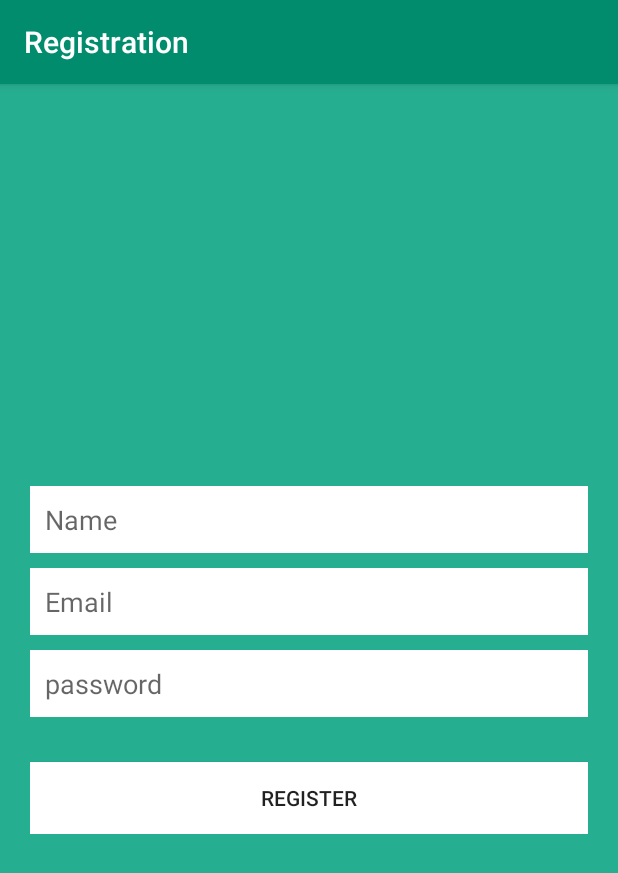
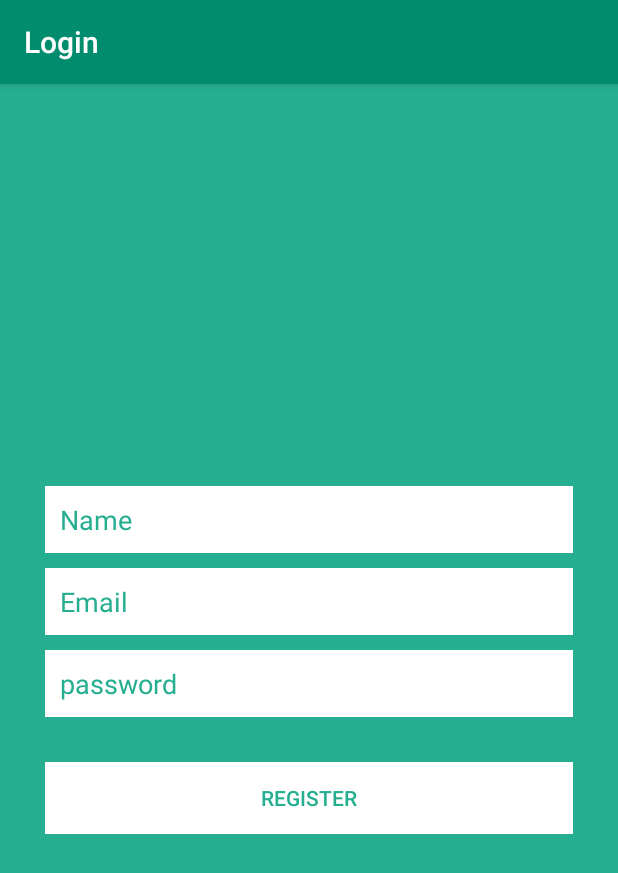
Before and after one commit to yagnik29/Ecommerce, an Android app: the screen it shows after launch (Registration before the commit, Login after it), after a tap on "NEW REGISTER", on a phone screen of 412 x 824 dp. Shown: the top 873 px of the screen. Run offline under Robolectric (Android 15) with nearby library versions, the phone set to English and light mode, and no system bars.

Commit message:
Register_Frag

```diff
--- a/app/build.gradle
+++ b/app/build.gradle
@@ -26,5 +26,6 @@ dependencies {
     })
     compile 'com.android.support:appcompat-v7:25.1.0'
     compile 'com.android.support:design:25.1.0'
+    compile 'com.android.support:support-v4:25.1.0'
     testCompile 'junit:junit:4.12'
 }
--- a/app/src/main/AndroidManifest.xml
+++ b/app/src/main/AndroidManifest.xml
@@ -25,10 +25,6 @@
             android:name=".HomeScreen"
             android:label="@string/title_activity_homescreen"
             android:theme="@style/AppTheme.NoActionBar" />
-        <activity
-            android:name=".Registration"
-            android:label="@string/title_activity_registration"
-            android:theme="@style/AppTheme.NoActionBar" />
     </application>
 
 </manifest>
--- a/app/src/main/java/demo/example/com/ecommerce/Login.java
+++ b/app/src/main/java/demo/example/com/ecommerce/Login.java
@@ -2,6 +2,7 @@ package demo.example.com.ecommerce;
 
 import android.content.Intent;
 import android.os.Bundle;
+import android.support.v4.app.FragmentTransaction;
 import android.support.v7.app.AppCompatActivity;
 import android.view.View;
 import android.widget.Button;
@@ -30,8 +31,13 @@ public class Login extends AppCompatActivity {
         new_register.setOnClickListener(new View.OnClickListener() {
             @Override
             public void onClick(View view) {
-                Intent registerscreen = new Intent(Login.this, Registration.class);
-                startActivity(registerscreen);
+                Register registration_frag = new Register();
+                android.app.FragmentTransaction ft = getFragmentManager().beginTransaction();
+                ft.replace(R.id.content_login,registration_frag);
+                ft.addToBackStack("A");
+                ft.commit();
+
+
             }
         });
 
--- /dev/null
+++ b/app/src/main/java/demo/example/com/ecommerce/Register.java
@@ -0,0 +1,30 @@
+package demo.example.com.ecommerce;
+
+
+import android.os.Bundle;
+import android.support.v4.app.Fragment;
+import android.view.LayoutInflater;
+import android.view.View;
+import android.view.ViewGroup;
+
+
+/**
+ * A simple {@link Fragment} subclass.
+ */
+public class Register extends android.app.Fragment {
+
+
+    public Register() {
+        // Required empty public constructor
+    }
+
+
+    @Override
+    public View onCreateView(LayoutInflater inflater, ViewGroup container,
+                             Bundle savedInstanceState) {
+        // Inflate the layout for this fragment
+        View v= inflater.inflate(R.layout.fragment_register, container, false);
+        return v;
+    }
+
+}
--- a/app/src/main/java/demo/example/com/ecommerce/Registration.java
+++ /dev/null
@@ -1,35 +0,0 @@
-package demo.example.com.ecommerce;
-
-import android.content.Intent;
-import android.os.Bundle;
-import android.support.design.widget.FloatingActionButton;
-import android.support.design.widget.Snackbar;
-import android.support.v7.app.AppCompatActivity;
-import android.support.v7.widget.Toolbar;
-import android.view.View;
-import android.widget.Button;
-import android.widget.Toast;
-
-public class Registration extends AppCompatActivity {
-
-    Button register;
-    @Override
-    protected void onCreate(Bundle savedInstanceState) {
-        super.onCreate(savedInstanceState);
-        setContentView(R.layout.activity_registration);
-        Toolbar toolbar = (Toolbar) findViewById(R.id.toolbar);
-        setSupportActionBar(toolbar);
-
-        register = (Button) findViewById(R.id.register);
-
-        register.setOnClickListener(new View.OnClickListener() {
-            @Override
-            public void onClick(View view) {
-                Intent backtologin = new Intent(Registration.this,Login.class);
-                startActivity(backtologin);
-                Toast.makeText(Registration.this, "Registered Please Login", Toast.LENGTH_SHORT).show();
-            }
-        });
-    }
-
-}
--- a/app/src/main/res/layout/activity_login.xml
+++ b/app/src/main/res/layout/activity_login.xml
@@ -19,7 +19,8 @@
             android:layout_width="match_parent"
             android:layout_height="?attr/actionBarSize"
             android:background="#008c6d"
-            app:popupTheme="@style/AppTheme.PopupOverlay" />
+            app:popupTheme="@style/AppTheme.PopupOverlay"
+            app:title="Login" />
 
     </android.support.design.widget.AppBarLayout>
 
--- a/app/src/main/res/layout/activity_registration.xml
+++ /dev/null
@@ -1,26 +0,0 @@
-<?xml version="1.0" encoding="utf-8"?>
-<android.support.design.widget.CoordinatorLayout xmlns:android="http://schemas.android.com/apk/res/android"
-    xmlns:app="http://schemas.android.com/apk/res-auto"
-    xmlns:tools="http://schemas.android.com/tools"
-    android:layout_width="match_parent"
-    android:layout_height="match_parent"
-    android:fitsSystemWindows="true"
-    tools:context="demo.example.com.ecommerce.Registration">
-
-    <android.support.design.widget.AppBarLayout
-        android:layout_width="match_parent"
-        android:layout_height="wrap_content"
-        android:theme="@style/AppTheme.AppBarOverlay">
-
-        <android.support.v7.widget.Toolbar
-            android:id="@+id/toolbar"
-            android:layout_width="match_parent"
-            android:layout_height="?attr/actionBarSize"
-            android:background="#008c6d"
-            app:popupTheme="@style/AppTheme.PopupOverlay" />
-
-    </android.support.design.widget.AppBarLayout>
-
-    <include layout="@layout/content_registration" />
-
-</android.support.design.widget.CoordinatorLayout>
--- a/app/src/main/res/layout/content_login.xml
+++ b/app/src/main/res/layout/content_login.xml
@@ -1,5 +1,5 @@
 <?xml version="1.0" encoding="utf-8"?>
-<LinearLayout xmlns:android="http://schemas.android.com/apk/res/android"
+<FrameLayout xmlns:android="http://schemas.android.com/apk/res/android"
     xmlns:app="http://schemas.android.com/apk/res-auto"
     xmlns:tools="http://schemas.android.com/tools"
     android:id="@+id/content_login"
@@ -63,4 +63,4 @@
             android:text="New Register"
             android:textColor="@color/bg"/>
     </LinearLayout>
-</LinearLayout>
+</FrameLayout>
--- a/app/src/main/res/layout/content_main.xml
+++ b/app/src/main/res/layout/content_main.xml
@@ -5,6 +5,7 @@
     android:id="@+id/content_main"
     android:layout_width="fill_parent"
     android:layout_height="fill_parent"
+    android:background="@color/white"
     app:layout_behavior="@string/appbar_scrolling_view_behavior"
     tools:context="demo.example.com.ecommerce.MainActivity"
     tools:showIn="@layout/activity_main">
--- a/app/src/main/res/layout/content_registration.xml
+++ b/app/src/main/res/layout/fragment_register.xml
@@ -1,16 +1,16 @@
-<?xml version="1.0" encoding="utf-8"?>
 <LinearLayout xmlns:android="http://schemas.android.com/apk/res/android"
+    xmlns:tools="http://schemas.android.com/tools"
     xmlns:app="http://schemas.android.com/apk/res-auto"
-    xmlns:tools="http://schemas.android.com/tools"
-    android:id="@+id/content_registration"
+    tools:context="demo.example.com.ecommerce.Register"
     android:layout_width="fill_parent"
     android:layout_height="fill_parent"
     android:orientation="vertical"
     android:gravity="center"
     android:background="@color/bg"
+
     app:layout_behavior="@string/appbar_scrolling_view_behavior"
-    tools:context="demo.example.com.ecommerce.Registration"
-    tools:showIn="@layout/activity_registration">
+    tools:showIn="@layout/fragment_register">
+    >
 
     <LinearLayout
         android:layout_width="fill_parent"
@@ -28,7 +28,8 @@
             android:background="@color/white"
             android:hint="Name"
             android:padding="10dp"
-            android:inputType="textPersonName" />
+            android:inputType="textPersonName"
+            android:textColorHint="@color/bg"/>
 
 
         <EditText
@@ -39,7 +40,8 @@
             android:background="@color/white"
             android:hint="Email"
             android:padding="10dp"
-            android:inputType="textPersonName" />
+            android:inputType="textPersonName"
+            android:textColorHint="@color/bg"/>
 
 
         <EditText
@@ -50,7 +52,8 @@
             android:background="@color/white"
             android:padding="10dp"
             android:hint="password"
-            android:inputType="textPassword" />
+            android:inputType="textPassword"
+            android:textColorHint="@color/bg"/>
 
         <Button
             android:id="@+id/register"
@@ -59,8 +62,10 @@
             android:layout_alignEnd="@+id/register"
             android:layout_marginTop="20dip"
             android:background="@color/white"
-            android:text="Register" />
+            android:text="Register"
+            android:textColor="@color/bg"/>
 
     </LinearLayout>
 
+
 </LinearLayout>
--- a/app/src/main/res/values/strings.xml
+++ b/app/src/main/res/values/strings.xml
@@ -4,4 +4,7 @@
     <string name="title_activity_homescreen">Homescreen</string>
     <string name="title_activity_registration">Registration</string>
     <string name="title_activity_main">MainActivity</string>
+
+    <!-- TODO: Remove or change this placeholder text -->
+    <string name="hello_blank_fragment">Hello blank fragment</string>
 </resources>
```
